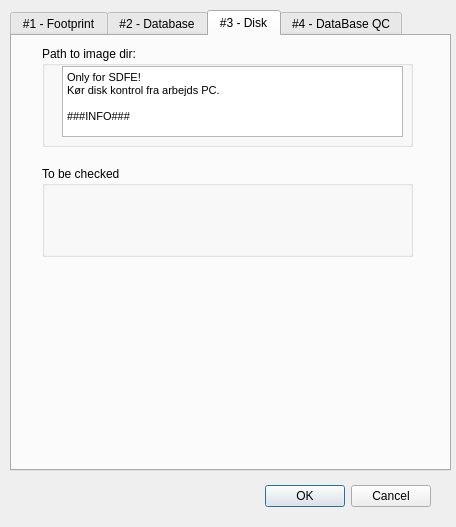
This is PPC_check/PPC_check_dialog_base.ui in Kortforsyningen/QGIS-PPC_check as Qt 5 draws it before an edit. The edited form follows.
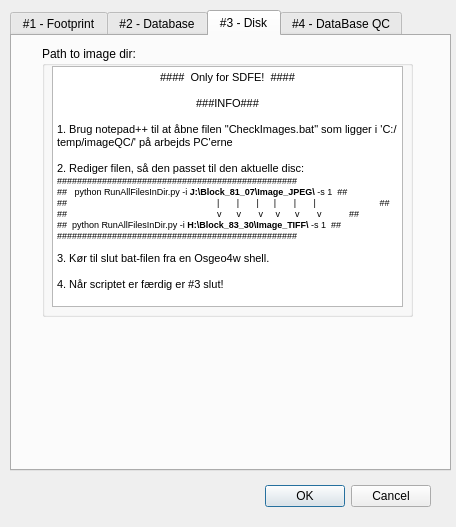
This is the edited form. The open tabs and pages were chosen to show the change.

```diff
--- a/PPC_check/PPC_check_dialog_base.ui
+++ b/PPC_check/PPC_check_dialog_base.ui
@@ -448,26 +448,13 @@
     <attribute name="title">
      <string>#3 - Disk</string>
     </attribute>
-    <widget class="QGroupBox" name="groupBox_5">
-     <property name="geometry">
-      <rect>
-       <x>30</x>
-       <y>130</y>
-       <width>371</width>
-       <height>91</height>
-      </rect>
-     </property>
-     <property name="title">
-      <string>To be checked</string>
-     </property>
-    </widget>
     <widget class="QGroupBox" name="groupBox_4">
      <property name="geometry">
       <rect>
        <x>30</x>
        <y>10</y>
        <width>371</width>
-       <height>101</height>
+       <height>271</height>
       </rect>
      </property>
      <property name="title">
@@ -476,10 +463,10 @@
      <widget class="QTextEdit" name="textEdit">
       <property name="geometry">
        <rect>
-        <x>20</x>
+        <x>10</x>
         <y>20</y>
-        <width>341</width>
-        <height>71</height>
+        <width>351</width>
+        <height>241</height>
        </rect>
       </property>
       <property name="html">
@@ -487,10 +474,23 @@
 &lt;html&gt;&lt;head&gt;&lt;meta name=&quot;qrichtext&quot; content=&quot;1&quot; /&gt;&lt;style type=&quot;text/css&quot;&gt;
 p, li { white-space: pre-wrap; }
 &lt;/style&gt;&lt;/head&gt;&lt;body style=&quot; font-family:'MS Shell Dlg 2'; font-size:8.25pt; font-weight:400; font-style:normal;&quot;&gt;
-&lt;p style=&quot; margin-top:0px; margin-bottom:0px; margin-left:0px; margin-right:0px; -qt-block-indent:0; text-indent:0px;&quot;&gt;&lt;span style=&quot; font-size:8pt;&quot;&gt;Only for SDFE! &lt;/span&gt;&lt;/p&gt;
-&lt;p style=&quot; margin-top:0px; margin-bottom:0px; margin-left:0px; margin-right:0px; -qt-block-indent:0; text-indent:0px;&quot;&gt;&lt;span style=&quot; font-size:8pt;&quot;&gt;Kør disk kontrol fra arbejds PC.&lt;/span&gt;&lt;/p&gt;
+&lt;p align=&quot;center&quot; style=&quot; margin-top:0px; margin-bottom:0px; margin-left:0px; margin-right:0px; -qt-block-indent:0; text-indent:0px;&quot;&gt;&lt;span style=&quot; font-size:8pt;&quot;&gt;####  Only for SDFE!  ####&lt;/span&gt;&lt;/p&gt;
+&lt;p style=&quot; margin-top:0px; margin-bottom:0px; margin-left:0px; margin-right:0px; -qt-block-indent:0; text-indent:0px;&quot;&gt;&lt;span style=&quot; font-size:8pt;&quot;&gt;     &lt;/span&gt;&lt;/p&gt;
+&lt;p align=&quot;center&quot; style=&quot; margin-top:0px; margin-bottom:0px; margin-left:0px; margin-right:0px; -qt-block-indent:0; text-indent:0px;&quot;&gt;&lt;span style=&quot; font-size:8pt;&quot;&gt;###INFO###&lt;/span&gt;&lt;/p&gt;
+&lt;p align=&quot;center&quot; style=&quot;-qt-paragraph-type:empty; margin-top:0px; margin-bottom:0px; margin-left:0px; margin-right:0px; -qt-block-indent:0; text-indent:0px; font-size:8pt;&quot;&gt;&lt;br /&gt;&lt;/p&gt;
+&lt;p style=&quot; margin-top:0px; margin-bottom:0px; margin-left:0px; margin-right:0px; -qt-block-indent:0; text-indent:0px;&quot;&gt;&lt;span style=&quot; font-size:8pt;&quot;&gt;1. Brug notepad++ til at åbne filen &amp;quot;CheckImages.bat&amp;quot; som ligger i 'C:/temp/imageQC/' på arbejds PC'erne&lt;/span&gt;&lt;/p&gt;
 &lt;p style=&quot;-qt-paragraph-type:empty; margin-top:0px; margin-bottom:0px; margin-left:0px; margin-right:0px; -qt-block-indent:0; text-indent:0px; font-size:8pt;&quot;&gt;&lt;br /&gt;&lt;/p&gt;
-&lt;p style=&quot; margin-top:0px; margin-bottom:0px; margin-left:0px; margin-right:0px; -qt-block-indent:0; text-indent:0px;&quot;&gt;&lt;span style=&quot; font-size:8pt;&quot;&gt;###INFO###&lt;/span&gt;&lt;/p&gt;&lt;/body&gt;&lt;/html&gt;</string>
+&lt;p style=&quot; margin-top:0px; margin-bottom:0px; margin-left:0px; margin-right:0px; -qt-block-indent:0; text-indent:0px;&quot;&gt;&lt;span style=&quot; font-size:8pt;&quot;&gt;2. Rediger filen, så den passet til den aktuelle disc:&lt;/span&gt;&lt;/p&gt;
+&lt;p style=&quot; margin-top:0px; margin-bottom:0px; margin-left:0px; margin-right:0px; -qt-block-indent:0; text-indent:0px;&quot;&gt;&lt;span style=&quot; font-size:7pt;&quot;&gt;################################################&lt;/span&gt;&lt;/p&gt;
+&lt;p style=&quot; margin-top:0px; margin-bottom:0px; margin-left:0px; margin-right:0px; -qt-block-indent:0; text-indent:0px;&quot;&gt;&lt;span style=&quot; font-size:7pt;&quot;&gt;##   python RunAllFilesInDir.py -i &lt;/span&gt;&lt;span style=&quot; font-size:7pt; font-weight:600;&quot;&gt;J:\Block_81_07\Image_JPEG\&lt;/span&gt;&lt;span style=&quot; font-size:7pt;&quot;&gt; -s 1  ##&lt;/span&gt;&lt;/p&gt;
+&lt;p style=&quot; margin-top:0px; margin-bottom:0px; margin-left:0px; margin-right:0px; -qt-block-indent:0; text-indent:0px;&quot;&gt;&lt;span style=&quot; font-size:7pt;&quot;&gt;##   		|       |       |      |       |       |          	 ##&lt;/span&gt;&lt;/p&gt;
+&lt;p style=&quot; margin-top:0px; margin-bottom:0px; margin-left:0px; margin-right:0px; -qt-block-indent:0; text-indent:0px;&quot;&gt;&lt;span style=&quot; font-size:7pt;&quot;&gt;##   		v      v       v     v      v       v           ##&lt;/span&gt;&lt;/p&gt;
+&lt;p style=&quot; margin-top:0px; margin-bottom:0px; margin-left:0px; margin-right:0px; -qt-block-indent:0; text-indent:0px;&quot;&gt;&lt;span style=&quot; font-size:7pt;&quot;&gt;##  python RunAllFilesInDir.py -i &lt;/span&gt;&lt;span style=&quot; font-size:7pt; font-weight:600;&quot;&gt;H:\Block_83_30\Image_TIFF\&lt;/span&gt;&lt;span style=&quot; font-size:7pt;&quot;&gt; -s 1  ##&lt;/span&gt;&lt;/p&gt;
+&lt;p style=&quot; margin-top:0px; margin-bottom:0px; margin-left:0px; margin-right:0px; -qt-block-indent:0; text-indent:0px;&quot;&gt;&lt;span style=&quot; font-size:7pt;&quot;&gt;################################################&lt;/span&gt;&lt;/p&gt;
+&lt;p style=&quot;-qt-paragraph-type:empty; margin-top:0px; margin-bottom:0px; margin-left:0px; margin-right:0px; -qt-block-indent:0; text-indent:0px; font-size:7pt;&quot;&gt;&lt;br /&gt;&lt;/p&gt;
+&lt;p style=&quot; margin-top:0px; margin-bottom:0px; margin-left:0px; margin-right:0px; -qt-block-indent:0; text-indent:0px;&quot;&gt;&lt;span style=&quot; font-size:8pt;&quot;&gt;3. Kør til slut bat-filen fra en Osgeo4w shell.&lt;/span&gt;&lt;/p&gt;
+&lt;p style=&quot;-qt-paragraph-type:empty; margin-top:0px; margin-bottom:0px; margin-left:0px; margin-right:0px; -qt-block-indent:0; text-indent:0px; font-size:8pt;&quot;&gt;&lt;br /&gt;&lt;/p&gt;
+&lt;p style=&quot; margin-top:0px; margin-bottom:0px; margin-left:0px; margin-right:0px; -qt-block-indent:0; text-indent:0px;&quot;&gt;&lt;span style=&quot; font-size:8pt;&quot;&gt;4. Når scriptet er færdig er #3 slut!&lt;/span&gt;&lt;/p&gt;&lt;/body&gt;&lt;/html&gt;</string>
       </property>
      </widget>
     </widget>
```
Left out of the diff: 17 changed lines with no effect on the pictures.
